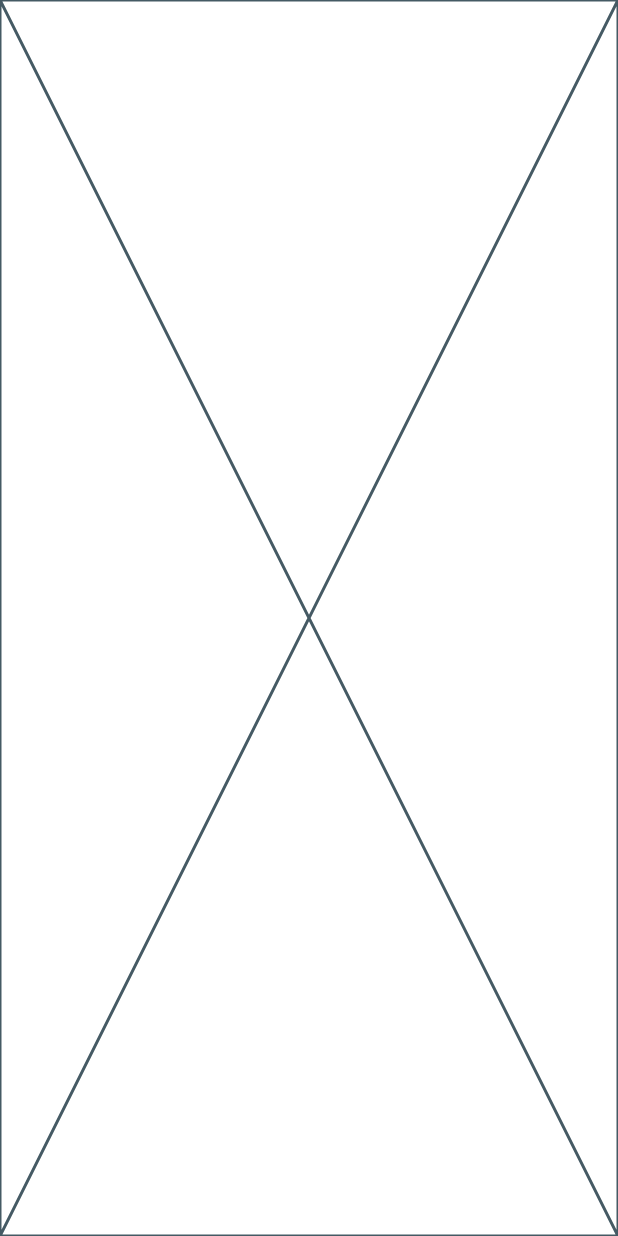
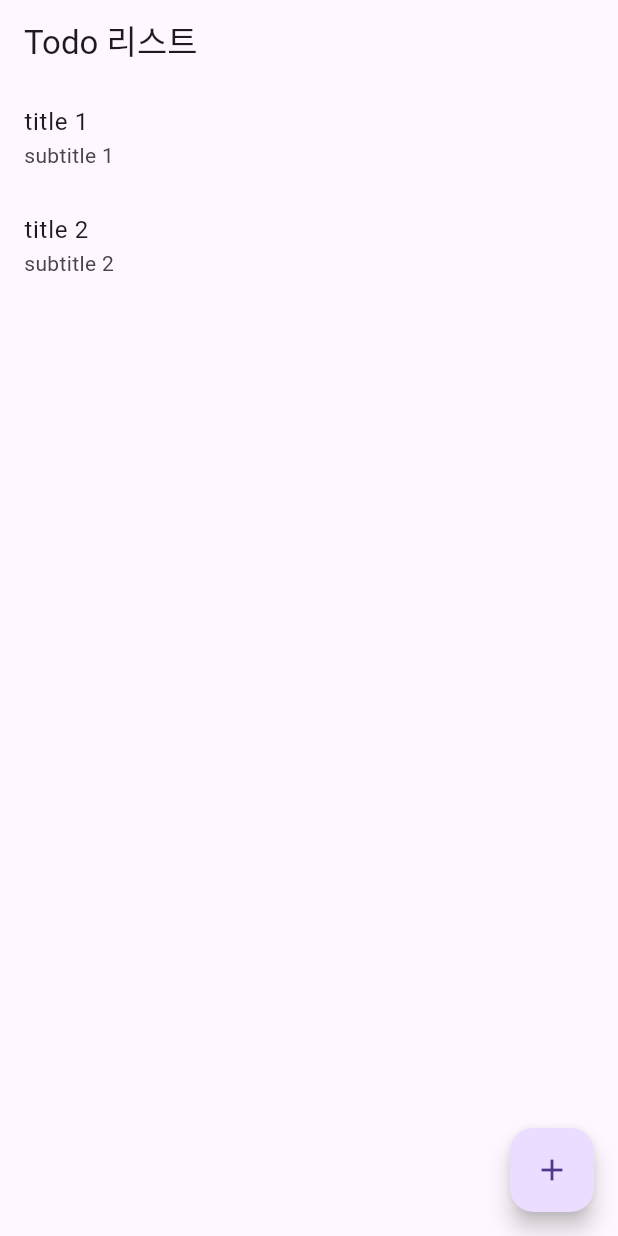
Before and after one commit to itbebop/flutter_todolist, a Flutter app: the screen it shows after launch, on a phone screen of 412 x 824 dp. Run offline on Flutter 3.47's test engine with Material 3 defaults, Android fonts, the phone set to English and light mode, and no system bars.

Commit message:
feat: ListTile 화면 기본

```diff
--- a/lib/list_screen.dart
+++ b/lib/list_screen.dart
@@ -5,6 +5,26 @@ class ListScreen extends StatelessWidget {
 
   @override
   Widget build(BuildContext context) {
-    return const Placeholder();
+    return Scaffold(
+      appBar: AppBar(
+        title: const Text('Todo 리스트'),
+      ),
+      floatingActionButton: FloatingActionButton(
+        onPressed: () {},
+        child: const Icon(Icons.add),
+      ),
+      body: ListView(
+        children: const [
+          ListTile(
+            title: Text('title 1'),
+            subtitle: Text('subtitle 1'),
+          ),
+          ListTile(
+            title: Text('title 2'),
+            subtitle: Text('subtitle 2'),
+          ),
+        ],
+      ),
+    );
   }
 }
```
